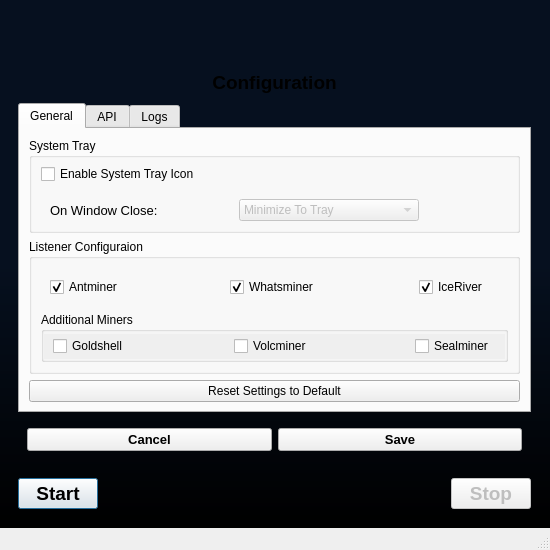
This is src/ui/forms/mainwindow.ui in bitcap-co/bitcap-ipr as Qt 5 draws it before an edit. The edited form follows.
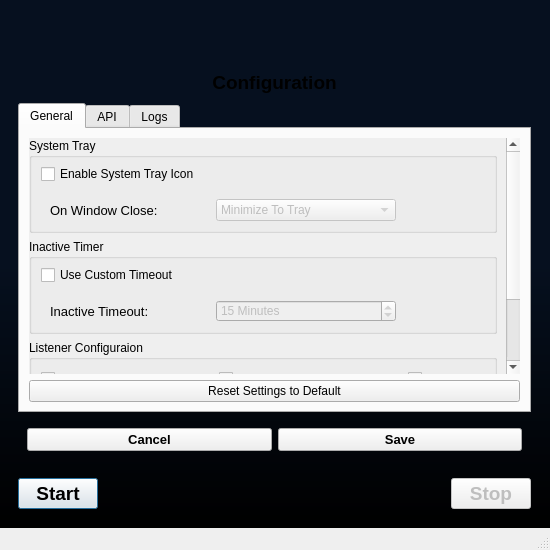
This is the edited form. The open tabs and pages were chosen to show the change.

Commit message: add custom inactive timeout

Diff of the .ui file:
```diff
--- a/src/ui/forms/mainwindow.ui
+++ b/src/ui/forms/mainwindow.ui
@@ -395,6 +395,51 @@
                   <string>General Settings</string>
                  </attribute>
                  <layout class="QVBoxLayout" name="verticalLayout_4">
+                  <property name="rightMargin">
+                   <number>9</number>
+                  </property>
+                  <item>
+                   <widget class="QScrollArea" name="scrollArea_3">
+                    <property name="frameShape">
+                     <enum>QFrame::Shape::NoFrame</enum>
+                    </property>
+                    <property name="frameShadow">
+                     <enum>QFrame::Shadow::Plain</enum>
+                    </property>
+                    <property name="verticalScrollBarPolicy">
+                     <enum>Qt::ScrollBarPolicy::ScrollBarAlwaysOn</enum>
+                    </property>
+                    <property name="horizontalScrollBarPolicy">
+                     <enum>Qt::ScrollBarPolicy::ScrollBarAlwaysOff</enum>
+                    </property>
+                    <property name="sizeAdjustPolicy">
+                     <enum>QAbstractScrollArea::SizeAdjustPolicy::AdjustIgnored</enum>
+                    </property>
+                    <property name="widgetResizable">
+                     <bool>true</bool>
+                    </property>
+                    <widget class="QWidget" name="scrollGeneral">
+                     <property name="geometry">
+                      <rect>
+                       <x>0</x>
+                       <y>0</y>
+                       <width>478</width>
+                       <height>361</height>
+                      </rect>
+                     </property>
+                     <layout class="QVBoxLayout" name="verticalLayout_19">
+                      <property name="leftMargin">
+                       <number>0</number>
+                      </property>
+                      <property name="topMargin">
+                       <number>0</number>
+                      </property>
+                      <property name="rightMargin">
+                       <number>9</number>
+                      </property>
+                      <property name="bottomMargin">
+                       <number>0</number>
+                      </property>
                   <item>
                    <widget class="QGroupBox" name="groupSystemTray">
                     <property name="title">
@@ -415,6 +460,12 @@
                      </property>
                      <item>
                       <widget class="QCheckBox" name="checkEnableSysTray">
+                           <property name="sizePolicy">
+                            <sizepolicy hsizetype="Minimum" vsizetype="Fixed">
+                             <horstretch>0</horstretch>
+                             <verstretch>0</verstretch>
+                            </sizepolicy>
+                           </property>
                        <property name="text">
                         <string>Enable System Tray Icon</string>
                        </property>
@@ -507,12 +558,150 @@
                     </layout>
                    </widget>
                   </item>
+                      <item>
+                       <widget class="QGroupBox" name="groupInactiveTimer">
+                        <property name="title">
+                         <string>Inactive Timer</string>
+                        </property>
+                        <layout class="QVBoxLayout" name="verticalLayout_14">
+                         <property name="topMargin">
+                          <number>6</number>
+                         </property>
+                         <property name="rightMargin">
+                          <number>0</number>
+                         </property>
+                         <property name="bottomMargin">
+                          <number>0</number>
+                         </property>
+                         <item>
+                          <widget class="QCheckBox" name="checkUseCustomTimeout">
+                           <property name="text">
+                            <string>Use Custom Timeout</string>
+                           </property>
+                           <property name="checked">
+                            <bool>false</bool>
+                           </property>
+                          </widget>
+                         </item>
+                         <item>
+                          <widget class="QWidget" name="hwrapper_13" native="true">
+                           <layout class="QHBoxLayout" name="horizontalLayout_28">
+                            <item>
+                             <widget class="QLabel" name="label_9">
+                              <property name="font">
+                               <font>
+                                <pointsize>10</pointsize>
+                               </font>
+                              </property>
+                              <property name="text">
+                               <string>Inactive Timeout:</string>
+                              </property>
+                              <property name="StyleClass" stdset="0">
+                               <string>setText</string>
+                              </property>
+                             </widget>
+                            </item>
+                            <item>
+                             <widget class="QWidget" name="splitter_6" native="true">
+                              <layout class="QHBoxLayout" name="horizontalLayout_29">
+                               <property name="topMargin">
+                                <number>0</number>
+                               </property>
+                               <property name="bottomMargin">
+                                <number>0</number>
+                               </property>
+                               <item>
+                                <widget class="QSpinBox" name="spinInactiveTimeout">
+                                 <property name="enabled">
+                                  <bool>false</bool>
+                                 </property>
+                                 <property name="sizePolicy">
+                                  <sizepolicy hsizetype="Preferred" vsizetype="Fixed">
+                                   <horstretch>0</horstretch>
+                                   <verstretch>0</verstretch>
+                                  </sizepolicy>
+                                 </property>
+                                 <property name="minimumSize">
+                                  <size>
+                                   <width>180</width>
+                                   <height>0</height>
+                                  </size>
+                                 </property>
+                                 <property name="maximumSize">
+                                  <size>
+                                   <width>250</width>
+                                   <height>16777215</height>
+                                  </size>
+                                 </property>
+                                 <property name="toolTip">
+                                  <string>Set inactive timeout in minutes</string>
+                                 </property>
+                                 <property name="wrapping">
+                                  <bool>true</bool>
+                                 </property>
+                                 <property name="showGroupSeparator" stdset="0">
+                                  <bool>true</bool>
+                                 </property>
+                                 <property name="suffix">
+                                  <string> Minutes</string>
+                                 </property>
+                                 <property name="minimum">
+                                  <number>15</number>
+                                 </property>
+                                 <property name="maximum">
+                                  <number>120</number>
+                                 </property>
+                                 <property name="singleStep">
+                                  <number>15</number>
+                                 </property>
+                                 <property name="value">
+                                  <number>15</number>
+                                 </property>
+                                </widget>
+                               </item>
+                               <item>
+                                <spacer name="horizontalSpacer_9">
+                                 <property name="orientation">
+                                  <enum>Qt::Orientation::Horizontal</enum>
+                                 </property>
+                                 <property name="sizeType">
+                                  <enum>QSizePolicy::Policy::Preferred</enum>
+                                 </property>
+                                 <property name="sizeHint" stdset="0">
+                                  <size>
+                                   <width>80</width>
+                                   <height>20</height>
+                                  </size>
+                                 </property>
+                                </spacer>
+                               </item>
+                              </layout>
+                             </widget>
+                            </item>
+                           </layout>
+                          </widget>
+                         </item>
+                        </layout>
+                       </widget>
+                      </item>
                   <item>
                    <widget class="QGroupBox" name="groupListeners">
                     <property name="title">
                      <string>Listener Configuraion</string>
                     </property>
                     <layout class="QVBoxLayout" name="verticalLayout_11">
+                         <property name="leftMargin">
+                          <number>0</number>
+                         </property>
+                         <property name="topMargin">
+                          <number>0</number>
+                         </property>
+                         <property name="rightMargin">
+                          <number>0</number>
+                         </property>
+                         <property name="bottomMargin">
+                          <number>0</number>
+                         </property>
                      <item>
                       <widget class="QWidget" name="hwrapper_9" native="true">
                        <layout class="QHBoxLayout" name="horizontalLayout_20">
@@ -610,42 +799,6 @@
                          <number>0</number>
                         </property>
                         <item>
-                         <widget class="QScrollArea" name="scrollArea_2">
-                          <property name="frameShape">
-                           <enum>QFrame::Shape::NoFrame</enum>
-                          </property>
-                          <property name="frameShadow">
-                           <enum>QFrame::Shadow::Plain</enum>
-                          </property>
-                          <property name="horizontalScrollBarPolicy">
-                           <enum>Qt::ScrollBarPolicy::ScrollBarAlwaysOff</enum>
-                          </property>
-                          <property name="widgetResizable">
-                           <bool>true</bool>
-                          </property>
-                          <widget class="QWidget" name="scrollAdditional">
-                           <property name="geometry">
-                            <rect>
-                             <x>0</x>
-                             <y>0</y>
-                             <width>467</width>
-                             <height>21</height>
-                            </rect>
-                           </property>
-                           <layout class="QVBoxLayout" name="verticalLayout_14">
-                            <property name="leftMargin">
-                             <number>0</number>
-                            </property>
-                            <property name="topMargin">
-                             <number>0</number>
-                            </property>
-                            <property name="rightMargin">
-                             <number>0</number>
-                            </property>
-                            <property name="bottomMargin">
-                             <number>0</number>
-                            </property>
-                            <item>
                              <widget class="QWidget" name="hwrapper_8" native="true">
                               <layout class="QHBoxLayout" name="horizontalLayout_22">
                                <property name="spacing">
@@ -655,10 +808,13 @@
                                 <number>9</number>
                                </property>
                                <property name="topMargin">
-                                <number>0</number>
+                                <number>9</number>
+                               </property>
+                               <property name="rightMargin">
+                                <number>9</number>
                                </property>
                                <property name="bottomMargin">
-                                <number>0</number>
+                                <number>9</number>
                                </property>
                                <item>
                                 <widget class="QCheckBox" name="checkListenGoldshell">
@@ -713,12 +869,12 @@
                             </item>
                            </layout>
                           </widget>
-                         </widget>
                         </item>
                        </layout>
                       </widget>
                      </item>
                     </layout>
+                    </widget>
                    </widget>
                   </item>
                   <item>
@@ -728,22 +884,6 @@
                     </property>
                    </widget>
                   </item>
-                  <item>
-                   <spacer name="verticalSpacer_3">
-                    <property name="orientation">
-                     <enum>Qt::Orientation::Vertical</enum>
-                    </property>
-                    <property name="sizeType">
-                     <enum>QSizePolicy::Policy::Preferred</enum>
-                    </property>
-                    <property name="sizeHint" stdset="0">
-                     <size>
-                      <width>20</width>
-                      <height>40</height>
-                     </size>
-                    </property>
-                   </spacer>
-                  </item>
                  </layout>
                 </widget>
                 <widget class="QWidget" name="tabAPI">
```
Left out of the diff: 5 changed lines with no effect on the pictures. Lines whose indentation alone changed are shown as unchanged. The commit also changes 3 other files.
